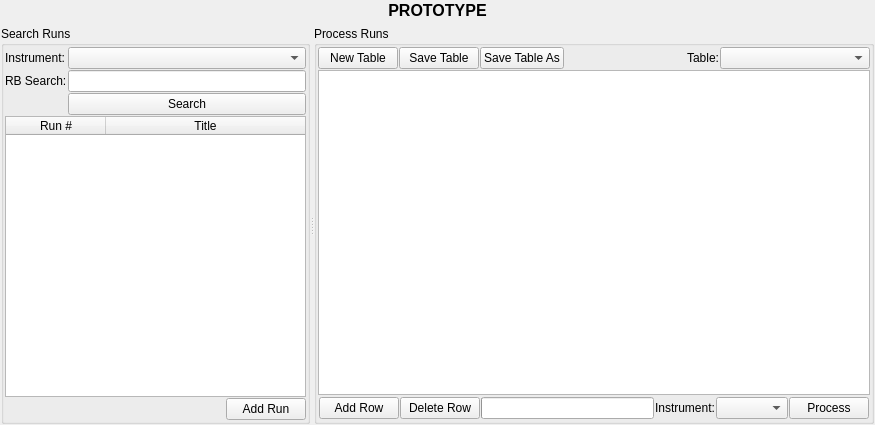
First picture: the form in Code/Mantid/MantidQt/CustomInterfaces/inc/MantidQtCustomInterfaces/ReflMainWidget.ui, repository mantidproject/mantid, before the edit.
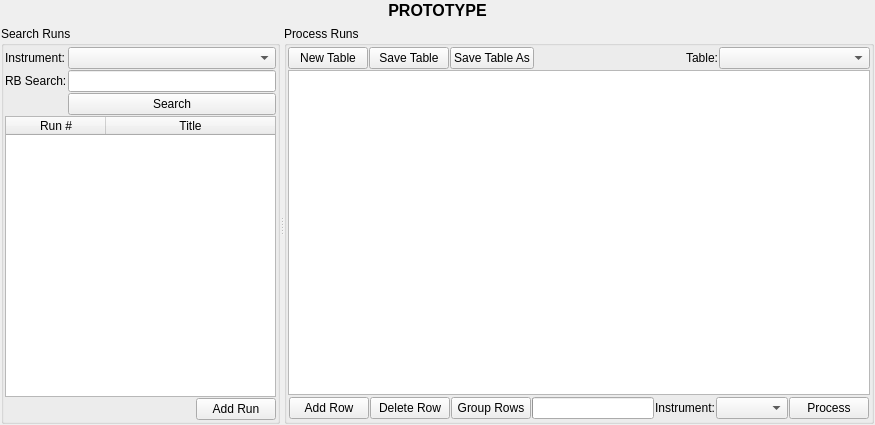
Second picture: the form after the edit. Custom widgets are drawn as their Qt base class.

Commit message:
Refs #10223 Add group rows button
* Add group rows button to Refl UI
* Add unit test for group rows button

What changed in the file:
```diff
--- a/Code/Mantid/MantidQt/CustomInterfaces/inc/MantidQtCustomInterfaces/ReflMainWidget.ui
+++ b/Code/Mantid/MantidQt/CustomInterfaces/inc/MantidQtCustomInterfaces/ReflMainWidget.ui
@@ -364,6 +364,13 @@
              </property>
             </widget>
            </item>
+           <item>
+            <widget class="QPushButton" name="buttonGroupRows">
+             <property name="text">
+              <string>Group Rows</string>
+             </property>
+            </widget>
+           </item>
            <item>
             <widget class="QProgressBar" name="progressBar"/>
            </item>
```
The commit also changes 7 other files.
